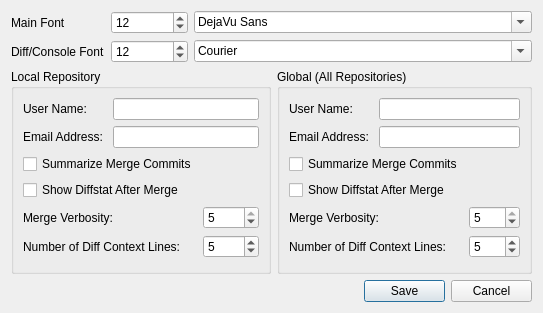
Above: ui/optionsgui.ui from git-cola/git-cola before the change. Below: the same form after it.
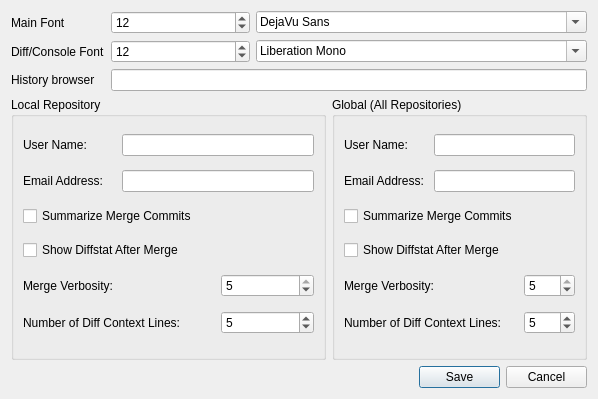
That is the form after the change.

Commit message:
Allow user to choose history browser tool
 Instead of hard linking gitk let the user set
 the preferred history visualization tool in settings dialog.

Signed-off by:  Marco Costalba <mcostalba@gmail.com>

```diff
--- a/ui/optionsgui.ui
+++ b/ui/optionsgui.ui
@@ -8,8 +8,8 @@
    <rect>
     <x>0</x>
     <y>0</y>
-    <width>543</width>
-    <height>313</height>
+    <width>598</width>
+    <height>399</height>
    </rect>
   </property>
   <property name="windowTitle" >
@@ -23,7 +23,7 @@
      </property>
     </widget>
    </item>
-   <item row="0" column="1" >
+   <item row="0" column="1" colspan="2" >
     <widget class="QSpinBox" name="main_font_spinbox" >
      <property name="minimum" >
       <number>8</number>
@@ -33,7 +33,7 @@
      </property>
     </widget>
    </item>
-   <item row="0" column="2" colspan="4" >
+   <item row="0" column="3" colspan="4" >
     <widget class="QFontComboBox" name="main_font_combo" >
      <property name="currentFont" >
       <font>
@@ -49,7 +49,7 @@
      </property>
     </widget>
    </item>
-   <item row="1" column="1" >
+   <item row="1" column="1" colspan="2" >
     <widget class="QSpinBox" name="diff_font_spinbox" >
      <property name="minimum" >
       <number>8</number>
@@ -59,19 +59,33 @@
      </property>
     </widget>
    </item>
-   <item row="1" column="2" colspan="4" >
+   <item row="1" column="3" colspan="4" >
     <widget class="QFontComboBox" name="diff_font_combo" >
      <property name="fontFilters" >
       <set>QFontComboBox::MonospacedFonts</set>
      </property>
      <property name="currentFont" >
       <font>
-       <family>Courier</family>
+       <family>Liberation Mono</family>
       </font>
      </property>
     </widget>
    </item>
-   <item row="2" column="0" colspan="3" >
+   <item row="2" column="0" >
+    <widget class="QLabel" name="label_11" >
+     <property name="text" >
+      <string>History browser</string>
+     </property>
+    </widget>
+   </item>
+   <item row="2" column="1" colspan="6" >
+    <widget class="QLineEdit" name="history_browser_line" >
+     <property name="text" >
+      <string/>
+     </property>
+    </widget>
+   </item>
+   <item row="3" column="0" colspan="4" >
     <widget class="QGroupBox" name="local_groupbox" >
      <property name="title" >
       <string>Local Repository</string>
@@ -151,7 +165,7 @@
      </layout>
     </widget>
    </item>
-   <item row="2" column="3" colspan="3" >
+   <item row="3" column="4" colspan="3" >
     <widget class="QGroupBox" name="globalGroupBox" >
      <property name="title" >
       <string>Global (All Repositories)</string>
@@ -231,7 +245,7 @@
      </layout>
     </widget>
    </item>
-   <item row="3" column="0" colspan="4" >
+   <item row="4" column="0" colspan="5" >
     <spacer>
      <property name="orientation" >
       <enum>Qt::Horizontal</enum>
@@ -244,7 +258,7 @@
      </property>
     </spacer>
    </item>
-   <item row="3" column="4" >
+   <item row="4" column="5" >
     <widget class="QPushButton" name="save_button" >
      <property name="text" >
       <string>Save</string>
@@ -254,7 +268,7 @@
      </property>
     </widget>
    </item>
-   <item row="3" column="5" >
+   <item row="4" column="6" >
     <widget class="QPushButton" name="cancel_button" >
      <property name="text" >
       <string>Cancel</string>
```
Left out of the diff: 1 changed line with no effect on the pictures. The commit also changes 3 other files.
